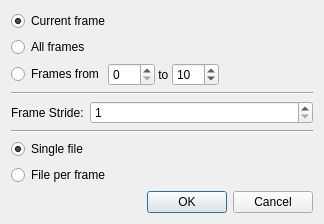
Old version of the form VelodyneHDL/vvSelectFramesDialog.ui in the repository Kitware/VeloView.
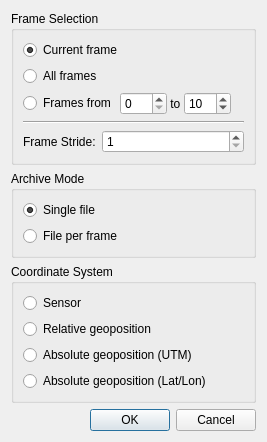
New version of the form.

Diff of the .ui file:
```diff
--- a/VelodyneHDL/vvSelectFramesDialog.ui
+++ b/VelodyneHDL/vvSelectFramesDialog.ui
@@ -6,15 +6,21 @@
    <rect>
     <x>0</x>
     <y>0</y>
-    <width>324</width>
-    <height>203</height>
+    <width>267</width>
+    <height>407</height>
    </rect>
   </property>
   <property name="windowTitle">
    <string>Select Frames</string>
   </property>
-  <layout class="QFormLayout" name="formLayout_2">
-   <item row="0" column="0" colspan="2">
+  <layout class="QVBoxLayout" name="verticalLayout_4">
+   <item>
+    <widget class="QGroupBox" name="groupBox">
+     <property name="title">
+      <string>Frame Selection</string>
+     </property>
+     <layout class="QVBoxLayout" name="verticalLayout_2">
+      <item>
     <widget class="QRadioButton" name="CurrentFrameButton">
      <property name="text">
       <string>Current frame</string>
@@ -24,14 +30,14 @@
      </property>
     </widget>
    </item>
-   <item row="1" column="0" colspan="2">
+      <item>
     <widget class="QRadioButton" name="AllFramesButton">
      <property name="text">
       <string>All frames</string>
      </property>
     </widget>
    </item>
-   <item row="2" column="0" colspan="2">
+      <item>
     <layout class="QHBoxLayout" name="horizontalLayout">
      <property name="spacing">
       <number>0</number>
@@ -94,7 +100,7 @@
      </item>
     </layout>
    </item>
-   <item row="3" column="0" colspan="2">
+      <item>
     <widget class="QWidget" name="FrameStrideContainer" native="true">
      <layout class="QFormLayout" name="formLayout">
       <property name="margin">
@@ -127,19 +133,15 @@
      </layout>
     </widget>
    </item>
-   <item row="4" column="0" colspan="2">
-    <widget class="QWidget" name="FramePackContainer" native="true">
-     <layout class="QVBoxLayout" name="verticalLayout">
-      <property name="margin">
-       <number>0</number>
-      </property>
-      <item>
-       <widget class="Line" name="FramePackDivider">
-        <property name="orientation">
-         <enum>Qt::Horizontal</enum>
-        </property>
-       </widget>
-      </item>
+     </layout>
+    </widget>
+   </item>
+   <item>
+    <widget class="QGroupBox" name="FramePackContainer">
+     <property name="title">
+      <string>Archive Mode</string>
+     </property>
+     <layout class="QVBoxLayout" name="verticalLayout_3">
       <item>
        <widget class="QRadioButton" name="SingleFileButton">
         <property name="text">
@@ -160,7 +162,56 @@
      </layout>
     </widget>
    </item>
-   <item row="5" column="0" colspan="2">
+   <item>
+    <widget class="QGroupBox" name="FrameTransformContainer">
+     <property name="title">
+      <string>Coordinate System</string>
+     </property>
+     <layout class="QVBoxLayout" name="verticalLayout">
+      <item>
+       <widget class="QRadioButton" name="SensorButton">
+        <property name="toolTip">
+         <string>Write position information relative to the sensor</string>
+        </property>
+        <property name="text">
+         <string>Sensor</string>
+        </property>
+       </widget>
+      </item>
+      <item>
+       <widget class="QRadioButton" name="RelativeButton">
+        <property name="toolTip">
+         <string>Write position information transformed for platform orientation and relative position</string>
+        </property>
+        <property name="text">
+         <string>Relative geoposition</string>
+        </property>
+       </widget>
+      </item>
+      <item>
+       <widget class="QRadioButton" name="AbsoluteUtmButton">
+        <property name="toolTip">
+         <string>Write position information as absolute geoposition in UTM coordinates</string>
+        </property>
+        <property name="text">
+         <string>Absolute geoposition (UTM)</string>
+        </property>
+       </widget>
+      </item>
+      <item>
+       <widget class="QRadioButton" name="AbsoluteLatLonButton">
+        <property name="toolTip">
+         <string>Write position information as absolute geoposition in Lat/Lon</string>
+        </property>
+        <property name="text">
+         <string>Absolute geoposition (Lat/Lon)</string>
+        </property>
+       </widget>
+      </item>
+     </layout>
+    </widget>
+   </item>
+   <item>
     <widget class="QDialogButtonBox" name="buttonBox">
      <property name="orientation">
       <enum>Qt::Horizontal</enum>
```
Left out of the diff: 8 changed lines with no effect on the pictures. Lines whose indentation alone changed are shown as unchanged.
